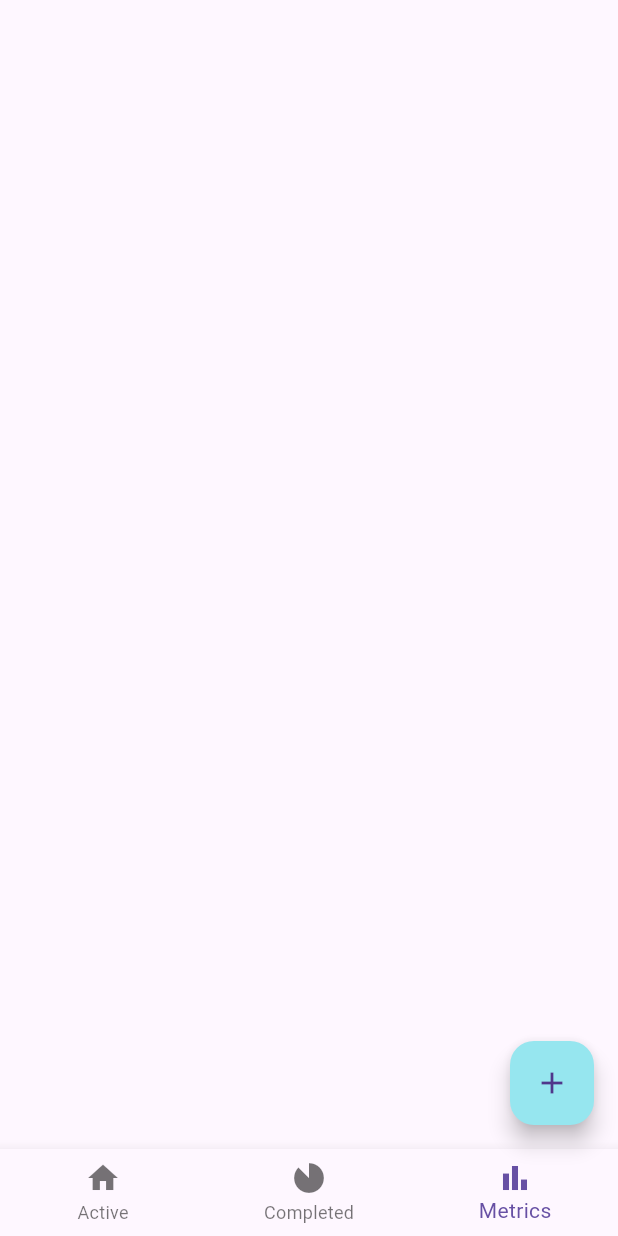
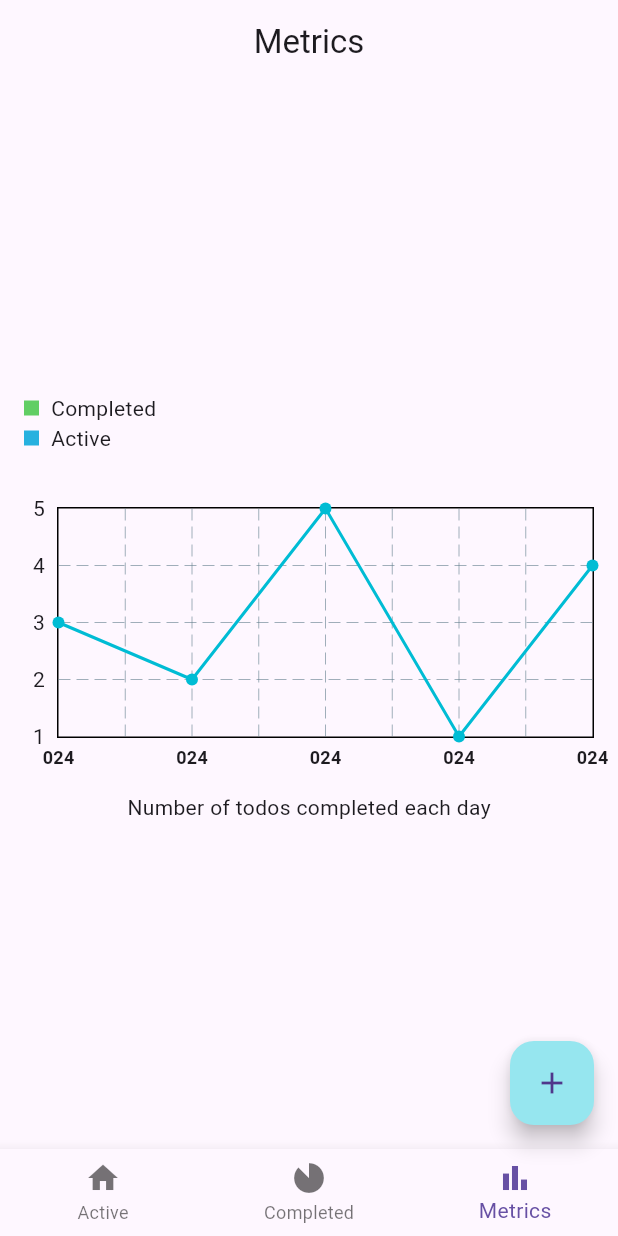
Before and after one commit to akshkin/flutter-todo, a Flutter app: the screen it shows after launch, item 3 of the bottom bar chosen, on a phone screen of 412 x 824 dp. Run offline on Flutter 3.47's test engine with Material 3 defaults, Android fonts, the phone set to English and light mode, and no system bars; drawn by our look-alikes of fl_chart; our stand-ins replace flutter_riverpod, flutter_slidable, page_transition.

Commit message:
Show metrics with some dummy data

```diff
--- a/lib/pages/metrics.dart
+++ b/lib/pages/metrics.dart
@@ -1,10 +1,163 @@
+import 'package:fl_chart/fl_chart.dart';
 import 'package:flutter/material.dart';
+import 'package:flutter_riverpod/flutter_riverpod.dart';
+import 'package:todo/models/todo.dart';
+import 'package:todo/providers/todo.provider.dart';
+import 'package:todo/theme/colors.dart';
 
-class Metrics extends StatelessWidget {
-  const Metrics({super.key});
+class Metrics extends ConsumerWidget {
+  Metrics({super.key});
+
+  final List<TodoProgress> progressData = [
+    TodoProgress("1/9/2024", 3),
+    TodoProgress("2/9/2024", 2),
+    TodoProgress("3/9/2024", 5),
+    TodoProgress("4/9/2024", 1),
+    TodoProgress("5/9/2024", 4),
+  ];
+
+  Widget bottomTitleWidgets(double value, TitleMeta meta) {
+    const style = TextStyle(
+      fontSize: 12,
+      fontWeight: FontWeight.bold,
+    );
+    String text = "";
+
+    for (int i = value.toInt(); i < progressData.length; i++) {
+      text = progressData[i].date.substring(5);
+      break;
+    }
+
+    return SideTitleWidget(
+      axisSide: meta.axisSide,
+      space: 4,
+      child: Text(text, style: style),
+    );
+  }
 
   @override
-  Widget build(BuildContext context) {
-    return Container();
+  Widget build(BuildContext context, WidgetRef ref) {
+    List<Todo> todos = ref.watch(todoProvider);
+    List<Todo> activeTodos =
+        todos.where((todo) => todo.completed == false).toList();
+    List<Todo> completedTodos =
+        todos.where((todo) => todo.completed == true).toList();
+
+    return Scaffold(
+      appBar: AppBar(
+        title: const Text('Metrics'),
+      ),
+      body: Column(
+        children: [
+          AspectRatio(
+            aspectRatio: 2,
+            child: Container(
+              margin: const EdgeInsets.all(8),
+              child: PieChart(
+                PieChartData(
+                  sections: [
+                    PieChartSectionData(
+                      value: completedTodos.length.toDouble(),
+                      color: const Color.fromARGB(255, 121, 234, 125),
+                      title:
+                          "${(completedTodos.length * 100 / todos.length).toStringAsFixed(2)}%",
+                    ),
+                    PieChartSectionData(
+                      value: activeTodos.length.toDouble(),
+                      color: const Color.fromARGB(255, 95, 193, 225),
+                      title:
+                          "${(activeTodos.length * 100 / todos.length).toStringAsFixed(2)}%",
+                    ),
+                  ],
+                ),
+              ),
+            ),
+          ),
+          Column(
+            children: [
+              Row(
+                children: [
+                  Container(
+                    color: ColorPallete.greenDark,
+                    width: 10,
+                    height: 10,
+                    margin: const EdgeInsets.fromLTRB(16, 0, 8, 0),
+                  ),
+                  const Text("Completed"),
+                ],
+              ),
+              Row(
+                children: [
+                  Container(
+                    color: ColorPallete.blueDark,
+                    width: 10,
+                    height: 10,
+                    margin: const EdgeInsets.fromLTRB(16, 0, 8, 0),
+                  ),
+                  const Text("Active"),
+                ],
+              ),
+              const SizedBox(height: 20),
+            ],
+          ),
+          AspectRatio(
+            aspectRatio: 2,
+            child: Padding(
+              padding: const EdgeInsets.all(16),
+              child: LineChart(
+                LineChartData(
+                  titlesData: FlTitlesData(
+                    leftTitles: const AxisTitles(
+                      sideTitles: SideTitles(
+                        showTitles: true,
+                      ),
+                    ),
+                    topTitles: const AxisTitles(
+                      sideTitles: SideTitles(showTitles: false),
+                    ),
+                    rightTitles: const AxisTitles(
+                      sideTitles:
+                          SideTitles(showTitles: false, reservedSize: 10),
+                    ),
+                    bottomTitles: AxisTitles(
+                      sideTitles: SideTitles(
+                        getTitlesWidget: bottomTitleWidgets,
+                        showTitles: true,
+                        interval: 1,
+                        reservedSize: 20,
+                      ),
+                    ),
+                  ),
+                  gridData: const FlGridData(show: true),
+                  lineBarsData: [
+                    LineChartBarData(
+                      spots: progressData.asMap().entries.map((e) {
+                        return FlSpot(
+                          e.key.toDouble(),
+                          e.value.completedTodos.toDouble(),
+                        );
+                      }).toList(),
+                    ),
+                    // LineChartBarData(
+                    //     spots: todos.asMap().entries.map((e) {
+                    //   return FlSpot(
+                    //       e.key.toDouble(), activeTodos.length.toDouble());
+                    // }).toList()),
+                  ],
+                ),
+              ),
+            ),
+          ),
+          const Text("Number of todos completed each day")
+        ],
+      ),
+    );
   }
 }
+
+class TodoProgress {
+  final String date;
+  final int completedTodos;
+
+  TodoProgress(this.date, this.completedTodos);
+}
```
